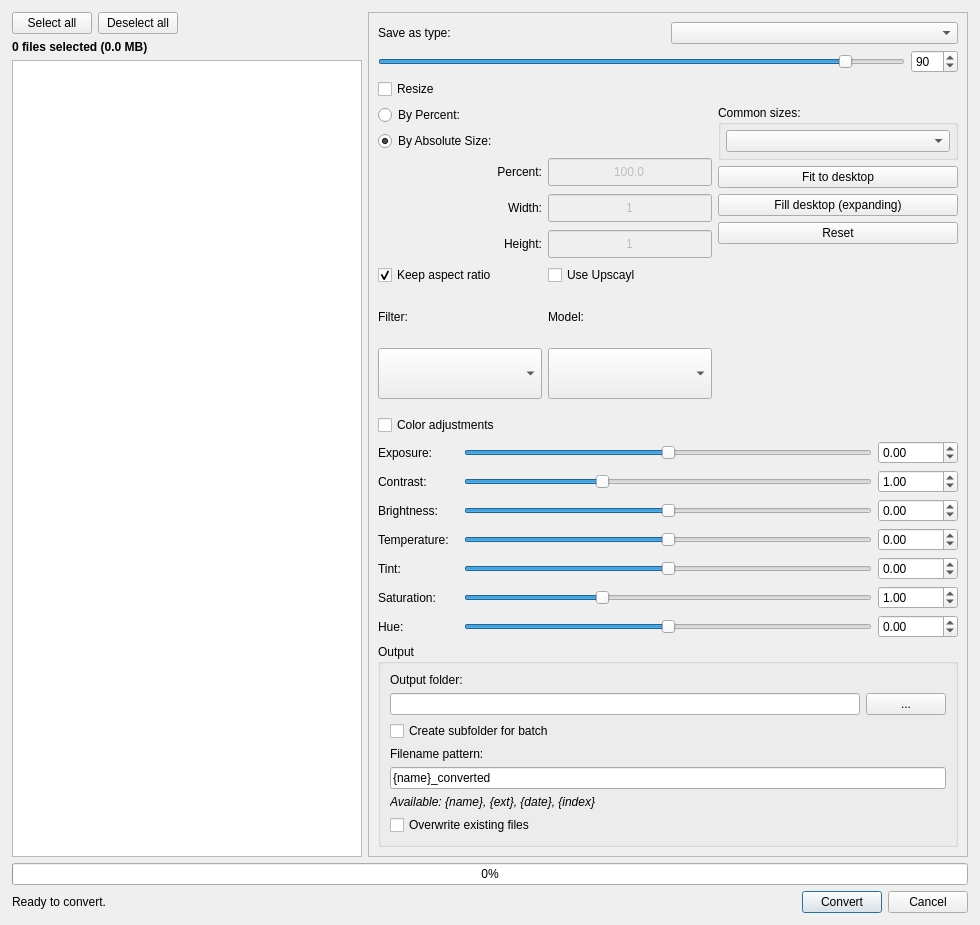
hadoooooouken/qimgv-plus, file qimgv/gui/dialogs/batchconverterdialog.ui: the form before one commit.
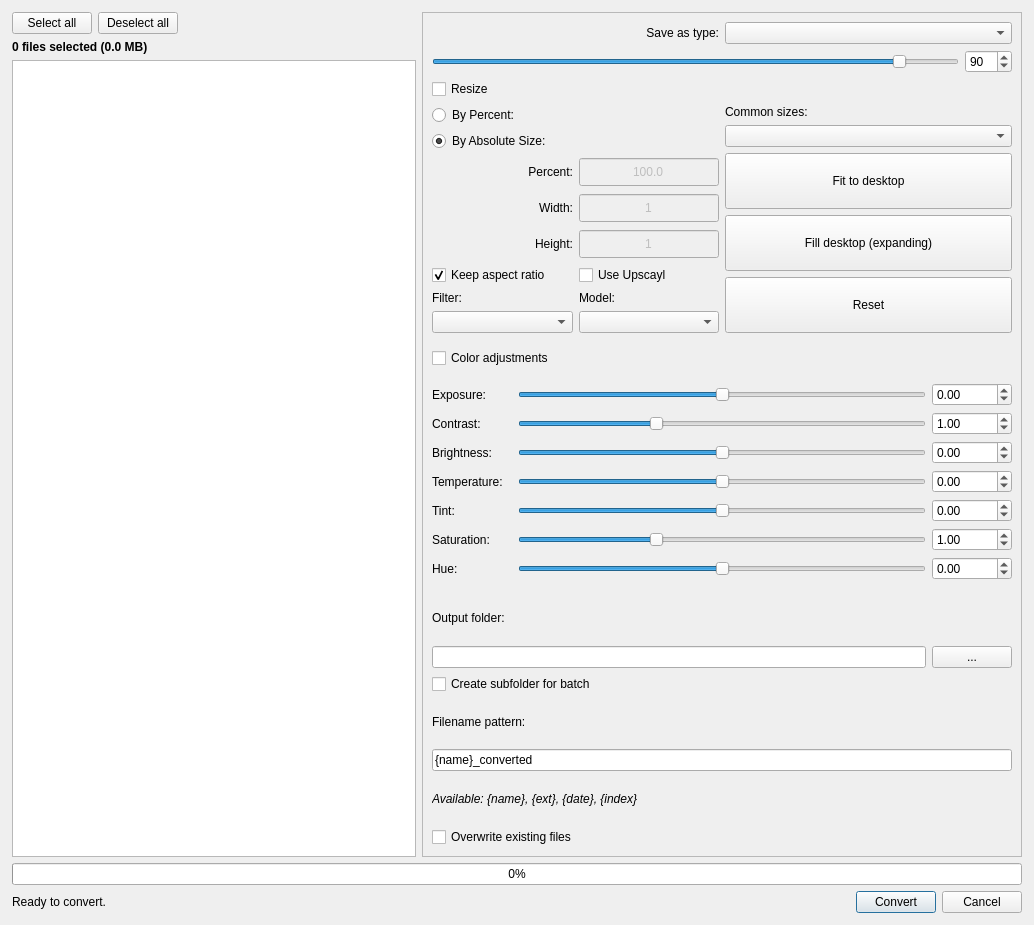
The form after the commit.

Commit message: bc ui upd

Diff of the .ui file:
```diff
--- a/qimgv/gui/dialogs/batchconverterdialog.ui
+++ b/qimgv/gui/dialogs/batchconverterdialog.ui
@@ -6,7 +6,7 @@
    <rect>
     <x>0</x>
     <y>0</y>
-    <width>980</width>
+    <width>1034</width>
     <height>925</height>
    </rect>
   </property>
@@ -75,6 +75,12 @@
        </item>
        <item>
         <widget class="QListWidget" name="fileListWidget">
+         <property name="minimumSize">
+          <size>
+           <width>400</width>
+           <height>0</height>
+          </size>
+         </property>
          <property name="selectionMode">
           <enum>QAbstractItemView::SelectionMode::NoSelection</enum>
          </property>
@@ -114,9 +120,15 @@
           <layout class="QHBoxLayout" name="horizontalLayoutFormat">
            <item>
             <widget class="QLabel" name="labelFormat">
+             <property name="layoutDirection">
+              <enum>Qt::LayoutDirection::LeftToRight</enum>
+             </property>
              <property name="text">
               <string>Save as type:</string>
              </property>
+             <property name="alignment">
+              <set>Qt::AlignmentFlag::AlignRight|Qt::AlignmentFlag::AlignTrailing|Qt::AlignmentFlag::AlignVCenter</set>
+             </property>
             </widget>
            </item>
            <item>
@@ -330,6 +342,12 @@
                  <layout class="QHBoxLayout" name="horizontalLayoutCheckBoxes">
                   <item>
                    <widget class="QCheckBox" name="keepAspectRatio">
+                    <property name="minimumSize">
+                     <size>
+                      <width>136</width>
+                      <height>0</height>
+                     </size>
+                    </property>
                     <property name="text">
                      <string>Keep aspect ratio</string>
                     </property>
@@ -340,6 +358,12 @@
                   </item>
                   <item>
                    <widget class="QCheckBox" name="useUpscaylCheckBox">
+                    <property name="minimumSize">
+                     <size>
+                      <width>136</width>
+                      <height>0</height>
+                     </size>
+                    </property>
                     <property name="text">
                      <string>Use Upscayl</string>
                     </property>
@@ -349,6 +373,9 @@
                 </item>
                 <item>
                  <layout class="QHBoxLayout" name="horizontalLayoutFiltersAndModels">
+                  <property name="spacing">
+                   <number>6</number>
+                  </property>
                   <item>
                    <layout class="QVBoxLayout" name="verticalLayoutFilterColumn">
                     <item>
@@ -393,57 +420,75 @@
                   </item>
                  </layout>
                 </item>
-                <item>
-                 <spacer name="verticalSpacer_ResizeLeft">
-                  <property name="orientation">
-                   <enum>Qt::Orientation::Vertical</enum>
-                  </property>
-                  <property name="sizeType">
-                   <enum>QSizePolicy::Policy::Maximum</enum>
-                  </property>
-                  <property name="sizeHint" stdset="0">
-                   <size>
-                    <width>20</width>
-                    <height>10</height>
-                   </size>
-                  </property>
-                 </spacer>
-                </item>
                </layout>
               </item>
               <item>
                <layout class="QVBoxLayout" name="verticalLayout_ResizeRight">
+                <property name="spacing">
+                 <number>6</number>
+                </property>
+                <property name="sizeConstraint">
+                 <enum>QLayout::SizeConstraint::SetDefaultConstraint</enum>
+                </property>
                 <item>
-                 <widget class="QGroupBox" name="groupBoxCommonSizes">
-                  <property name="maximumSize">
+                 <widget class="QLabel" name="labelCommonSizes">
+                  <property name="sizePolicy">
+                   <sizepolicy hsizetype="Expanding" vsizetype="Fixed">
+                    <horstretch>0</horstretch>
+                    <verstretch>0</verstretch>
+                   </sizepolicy>
+                  </property>
+                  <property name="minimumSize">
                    <size>
-                    <width>240</width>
-                    <height>16777215</height>
+                    <width>0</width>
+                    <height>0</height>
                    </size>
                   </property>
-                  <property name="title">
+                  <property name="text">
                    <string>Common sizes:</string>
                   </property>
+                  <property name="alignment">
+                   <set>Qt::AlignmentFlag::AlignLeading|Qt::AlignmentFlag::AlignLeft|Qt::AlignmentFlag::AlignTop</set>
+                  </property>
+                 </widget>
+                </item>
+                <item>
+                 <widget class="QWidget" name="commonSizesWidget" native="true">
+                  <property name="sizePolicy">
+                   <sizepolicy hsizetype="Expanding" vsizetype="Fixed">
+                    <horstretch>0</horstretch>
+                    <verstretch>0</verstretch>
+                   </sizepolicy>
+                  </property>
+                  <property name="maximumSize">
+                   <size>
+                    <width>16777215</width>
+                    <height>16777215</height>
+                   </size>
+                  </property>
                   <layout class="QVBoxLayout" name="verticalLayout_CommonSizesInner">
                    <property name="spacing">
-                    <number>0</number>
+                    <number>2</number>
                    </property>
                    <property name="leftMargin">
-                    <number>5</number>
+                    <number>0</number>
                    </property>
                    <property name="topMargin">
-                    <number>5</number>
+                    <number>0</number>
                    </property>
                    <property name="rightMargin">
-                    <number>5</number>
+                    <number>0</number>
                    </property>
                    <property name="bottomMargin">
-                    <number>5</number>
+                    <number>0</number>
                    </property>
                    <item>
                     <widget class="QComboBox" name="resComboBox">
+                     <property name="enabled">
+                      <bool>true</bool>
+                     </property>
                      <property name="sizePolicy">
-                      <sizepolicy hsizetype="MinimumExpanding" vsizetype="Minimum">
+                      <sizepolicy hsizetype="Expanding" vsizetype="Preferred">
                        <horstretch>0</horstretch>
                        <verstretch>0</verstretch>
                       </sizepolicy>
@@ -456,14 +501,14 @@
                 <item>
                  <widget class="QPushButton" name="fitDesktopButton">
                   <property name="sizePolicy">
-                   <sizepolicy hsizetype="MinimumExpanding" vsizetype="Minimum">
+                   <sizepolicy hsizetype="Expanding" vsizetype="Preferred">
                     <horstretch>0</horstretch>
                     <verstretch>0</verstretch>
                    </sizepolicy>
                   </property>
                   <property name="maximumSize">
                    <size>
-                    <width>240</width>
+                    <width>16777215</width>
                     <height>16777215</height>
                    </size>
                   </property>
@@ -475,14 +520,14 @@
                 <item>
                  <widget class="QPushButton" name="fillDesktopButton">
                   <property name="sizePolicy">
-                   <sizepolicy hsizetype="MinimumExpanding" vsizetype="Minimum">
+                   <sizepolicy hsizetype="Expanding" vsizetype="Preferred">
                     <horstretch>0</horstretch>
                     <verstretch>0</verstretch>
                    </sizepolicy>
                   </property>
                   <property name="maximumSize">
                    <size>
-                    <width>240</width>
+                    <width>16777215</width>
                     <height>16777215</height>
                    </size>
                   </property>
@@ -494,14 +539,14 @@
                 <item>
                  <widget class="QPushButton" name="resetButton">
                   <property name="sizePolicy">
-                   <sizepolicy hsizetype="MinimumExpanding" vsizetype="Minimum">
+                   <sizepolicy hsizetype="Expanding" vsizetype="Preferred">
                     <horstretch>0</horstretch>
                     <verstretch>0</verstretch>
                    </sizepolicy>
                   </property>
                   <property name="maximumSize">
                    <size>
-                    <width>240</width>
+                    <width>16777215</width>
                     <height>16777215</height>
                    </size>
                   </property>
@@ -510,19 +555,6 @@
                   </property>
                  </widget>
                 </item>
-                <item>
-                 <spacer name="verticalSpacer_ResizeRightBottom">
-                  <property name="orientation">
-                   <enum>Qt::Orientation::Vertical</enum>
-                  </property>
-                  <property name="sizeHint" stdset="0">
-                   <size>
-                    <width>20</width>
-                    <height>0</height>
-                   </size>
-                  </property>
-                 </spacer>
-                </item>
                </layout>
               </item>
              </layout>
@@ -973,11 +1005,20 @@
 
          <!-- Output group (unchanged) -->
          <item>
-          <widget class="QGroupBox" name="groupBoxOutput">
-           <property name="title">
-            <string>Output</string>
-           </property>
+          <widget class="QWidget" name="outputContainer" native="true">
            <layout class="QVBoxLayout" name="verticalLayoutOutput">
+            <property name="leftMargin">
+             <number>0</number>
+            </property>
+            <property name="topMargin">
+             <number>0</number>
+            </property>
+            <property name="rightMargin">
+             <number>0</number>
+            </property>
+            <property name="bottomMargin">
+             <number>0</number>
+            </property>
             <item>
              <widget class="QLabel" name="labelOutFolder">
               <property name="text">
```
Left out of the diff: 10 changed lines with no effect on the pictures. The commit also changes 1 other file.
